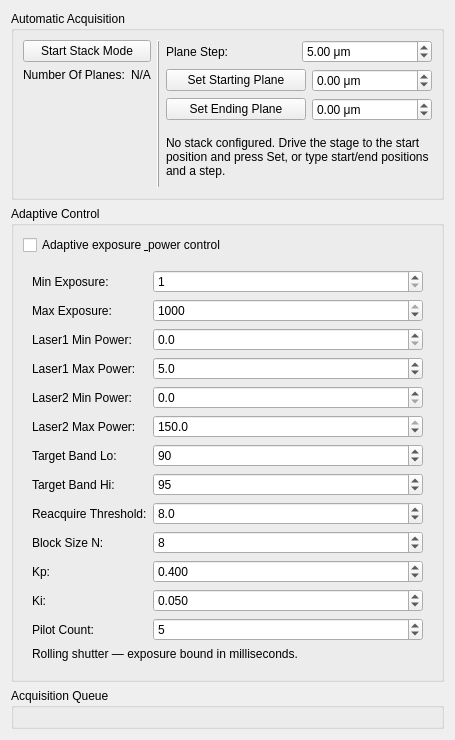
The window that lightsheet/gui/panels/ui_stack_panel.ui (LIOMLab/lightsheet) describes before a commit, drawn with Qt 5.
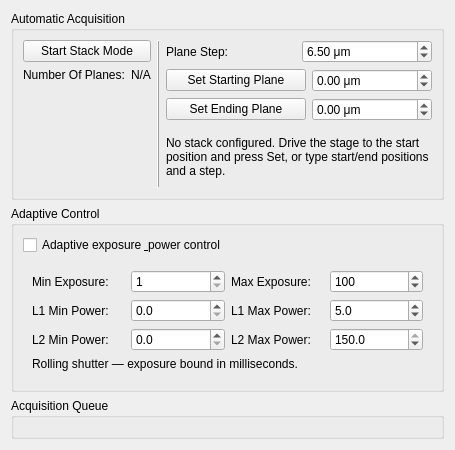
The same window after the commit. Custom widgets are drawn as their Qt base class.

Commit message: feat(adaptive): add trajectory plot with decoupled axes and floating dock

Patch:
```diff
--- a/lightsheet/gui/panels/ui_stack_panel.ui
+++ b/lightsheet/gui/panels/ui_stack_panel.ui
@@ -159,7 +159,7 @@
              <double>0.250000000000000</double>
             </property>
             <property name="value">
-             <double>5.000000000000000</double>
+             <double>6.500000000000000</double>
             </property>
            </widget>
           </item>
@@ -340,7 +340,7 @@
       </item>
       <item>
        <widget class="QWidget" name="widget_adaptiveFields">
-        <layout class="QFormLayout" name="formLayout_adaptiveFields">
+        <layout class="QGridLayout" name="gridLayout_adaptiveFields">
          <item row="0" column="0">
           <widget class="QLabel" name="label_adaptiveMinExposure">
            <property name="text">
@@ -357,7 +357,7 @@
             <double>1.000000000000000</double>
            </property>
            <property name="maximum">
-            <double>1000.000000000000000</double>
+            <double>10000.000000000000000</double>
            </property>
            <property name="singleStep">
             <double>1.000000000000000</double>
@@ -367,14 +367,14 @@
            </property>
           </widget>
          </item>
-         <item row="1" column="0">
+         <item row="0" column="2">
           <widget class="QLabel" name="label_adaptiveMaxExposure">
            <property name="text">
             <string>Max Exposure:</string>
            </property>
           </widget>
          </item>
-         <item row="1" column="1">
+         <item row="0" column="3">
           <widget class="FieldSpecSpinBox" name="doubleSpinBox_adaptiveMaxExposure">
            <property name="decimals">
             <number>0</number>
@@ -383,24 +383,24 @@
             <double>1.000000000000000</double>
            </property>
            <property name="maximum">
-            <double>1000.000000000000000</double>
+            <double>10000.000000000000000</double>
            </property>
            <property name="singleStep">
             <double>1.000000000000000</double>
            </property>
            <property name="value">
-            <double>1000.000000000000000</double>
+            <double>100.000000000000000</double>
            </property>
           </widget>
          </item>
-         <item row="2" column="0">
+         <item row="1" column="0">
           <widget class="QLabel" name="label_adaptiveLaser1MinPower">
            <property name="text">
-            <string>Laser1 Min Power:</string>
+            <string>L1 Min Power:</string>
            </property>
           </widget>
          </item>
-         <item row="2" column="1">
+         <item row="1" column="1">
           <widget class="FieldSpecSpinBox" name="doubleSpinBox_adaptiveLaser1MinPower">
            <property name="decimals">
             <number>1</number>
@@ -419,14 +419,14 @@
            </property>
           </widget>
          </item>
-         <item row="3" column="0">
+         <item row="1" column="2">
           <widget class="QLabel" name="label_adaptiveLaser1MaxPower">
            <property name="text">
-            <string>Laser1 Max Power:</string>
+            <string>L1 Max Power:</string>
            </property>
           </widget>
          </item>
-         <item row="3" column="1">
+         <item row="1" column="3">
           <widget class="FieldSpecSpinBox" name="doubleSpinBox_adaptiveLaser1MaxPower">
            <property name="decimals">
             <number>1</number>
@@ -445,14 +445,14 @@
            </property>
           </widget>
          </item>
-         <item row="4" column="0">
+         <item row="2" column="0">
           <widget class="QLabel" name="label_adaptiveLaser2MinPower">
            <property name="text">
-            <string>Laser2 Min Power:</string>
+            <string>L2 Min Power:</string>
            </property>
           </widget>
          </item>
-         <item row="4" column="1">
+         <item row="2" column="1">
           <widget class="FieldSpecSpinBox" name="doubleSpinBox_adaptiveLaser2MinPower">
            <property name="decimals">
             <number>1</number>
@@ -471,14 +471,14 @@
            </property>
           </widget>
          </item>
-         <item row="5" column="0">
+         <item row="2" column="2">
           <widget class="QLabel" name="label_adaptiveLaser2MaxPower">
            <property name="text">
-            <string>Laser2 Max Power:</string>
+            <string>L2 Max Power:</string>
            </property>
           </widget>
          </item>
-         <item row="5" column="1">
+         <item row="2" column="3">
           <widget class="FieldSpecSpinBox" name="doubleSpinBox_adaptiveLaser2MaxPower">
            <property name="decimals">
             <number>1</number>
@@ -497,189 +497,7 @@
            </property>
           </widget>
          </item>
-         <item row="6" column="0">
-          <widget class="QLabel" name="label_adaptiveTargetBandLo">
-           <property name="text">
-            <string>Target Band Lo:</string>
-           </property>
-          </widget>
-         </item>
-         <item row="6" column="1">
-          <widget class="FieldSpecSpinBox" name="doubleSpinBox_adaptiveTargetBandLo">
-           <property name="decimals">
-            <number>0</number>
-           </property>
-           <property name="minimum">
-            <double>0.000000000000000</double>
-           </property>
-           <property name="maximum">
-            <double>100.000000000000000</double>
-           </property>
-           <property name="singleStep">
-            <double>1.000000000000000</double>
-           </property>
-           <property name="value">
-            <double>90.000000000000000</double>
-           </property>
-          </widget>
-         </item>
-         <item row="7" column="0">
-          <widget class="QLabel" name="label_adaptiveTargetBandHi">
-           <property name="text">
-            <string>Target Band Hi:</string>
-           </property>
-          </widget>
-         </item>
-         <item row="7" column="1">
-          <widget class="FieldSpecSpinBox" name="doubleSpinBox_adaptiveTargetBandHi">
-           <property name="decimals">
-            <number>0</number>
-           </property>
-           <property name="minimum">
-            <double>0.000000000000000</double>
-           </property>
-           <property name="maximum">
-            <double>100.000000000000000</double>
-           </property>
-           <property name="singleStep">
-            <double>1.000000000000000</double>
-           </property>
-           <property name="value">
-            <double>95.000000000000000</double>
-           </property>
-          </widget>
-         </item>
-         <item row="8" column="0">
-          <widget class="QLabel" name="label_adaptiveReacquireThreshold">
-           <property name="text">
-            <string>Reacquire Threshold:</string>
-           </property>
-          </widget>
-         </item>
-         <item row="8" column="1">
-          <widget class="FieldSpecSpinBox" name="doubleSpinBox_adaptiveReacquireThreshold">
-           <property name="decimals">
-            <number>1</number>
-           </property>
-           <property name="minimum">
-            <double>0.000000000000000</double>
-           </property>
-           <property name="maximum">
-            <double>50.000000000000000</double>
-           </property>
-           <property name="singleStep">
-            <double>0.500000000000000</double>
-           </property>
-           <property name="value">
-            <double>8.000000000000000</double>
-           </property>
-          </widget>
-         </item>
-         <item row="9" column="0">
-          <widget class="QLabel" name="label_adaptiveBlockSizeN">
-           <property name="text">
-            <string>Block Size N:</string>
-           </property>
-          </widget>
-         </item>
-         <item row="9" column="1">
-          <widget class="FieldSpecSpinBox" name="doubleSpinBox_adaptiveBlockSizeN">
-           <property name="decimals">
-            <number>0</number>
-           </property>
-           <property name="minimum">
-            <double>1.000000000000000</double>
-           </property>
-           <property name="maximum">
-            <double>100.000000000000000</double>
-           </property>
-           <property name="singleStep">
-            <double>1.000000000000000</double>
-           </property>
-           <property name="value">
-            <double>8.000000000000000</double>
-           </property>
-          </widget>
-         </item>
-         <item row="10" column="0">
-          <widget class="QLabel" name="label_adaptiveKp">
-           <property name="text">
-            <string>Kp:</string>
-           </property>
-          </widget>
-         </item>
-         <item row="10" column="1">
-          <widget class="FieldSpecSpinBox" name="doubleSpinBox_adaptiveKp">
-           <property name="decimals">
-            <number>3</number>
-           </property>
-           <property name="minimum">
-            <double>0.000000000000000</double>
-           </property>
-           <property name="maximum">
-            <double>5.000000000000000</double>
-           </property>
-           <property name="singleStep">
-            <double>0.050000000000000</double>
-           </property>
-           <property name="value">
-            <double>0.400000000000000</double>
-           </property>
-          </widget>
-         </item>
-         <item row="11" column="0">
-          <widget class="QLabel" name="label_adaptiveKi">
-           <property name="text">
-            <string>Ki:</string>
-           </property>
-          </widget>
-         </item>
-         <item row="11" column="1">
-          <widget class="FieldSpecSpinBox" name="doubleSpinBox_adaptiveKi">
-           <property name="decimals">
-            <number>3</number>
-           </property>
-           <property name="minimum">
-            <double>0.000000000000000</double>
-           </property>
-           <property name="maximum">
-            <double>1.000000000000000</double>
-           </property>
-           <property name="singleStep">
-            <double>0.010000000000000</double>
-           </property>
-           <property name="value">
-            <double>0.050000000000000</double>
-           </property>
-          </widget>
-         </item>
-         <item row="12" column="0">
-          <widget class="QLabel" name="label_adaptivePilotCount">
-           <property name="text">
-            <string>Pilot Count:</string>
-           </property>
-          </widget>
-         </item>
-         <item row="12" column="1">
-          <widget class="FieldSpecSpinBox" name="doubleSpinBox_adaptivePilotCount">
-           <property name="decimals">
-            <number>0</number>
-           </property>
-           <property name="minimum">
-            <double>0.000000000000000</double>
-           </property>
-           <property name="maximum">
-            <double>50.000000000000000</double>
-           </property>
-           <property name="singleStep">
-            <double>1.000000000000000</double>
-           </property>
-           <property name="value">
-            <double>5.000000000000000</double>
-           </property>
-          </widget>
-         </item>
-         <item row="13" column="0" colspan="2">
+         <item row="3" column="0" colspan="4">
           <widget class="QLabel" name="label_adaptiveShutterModeHint">
            <property name="text">
             <string>Rolling shutter — exposure bound in milliseconds.</string>
```
The commit also changes 19 other files.
